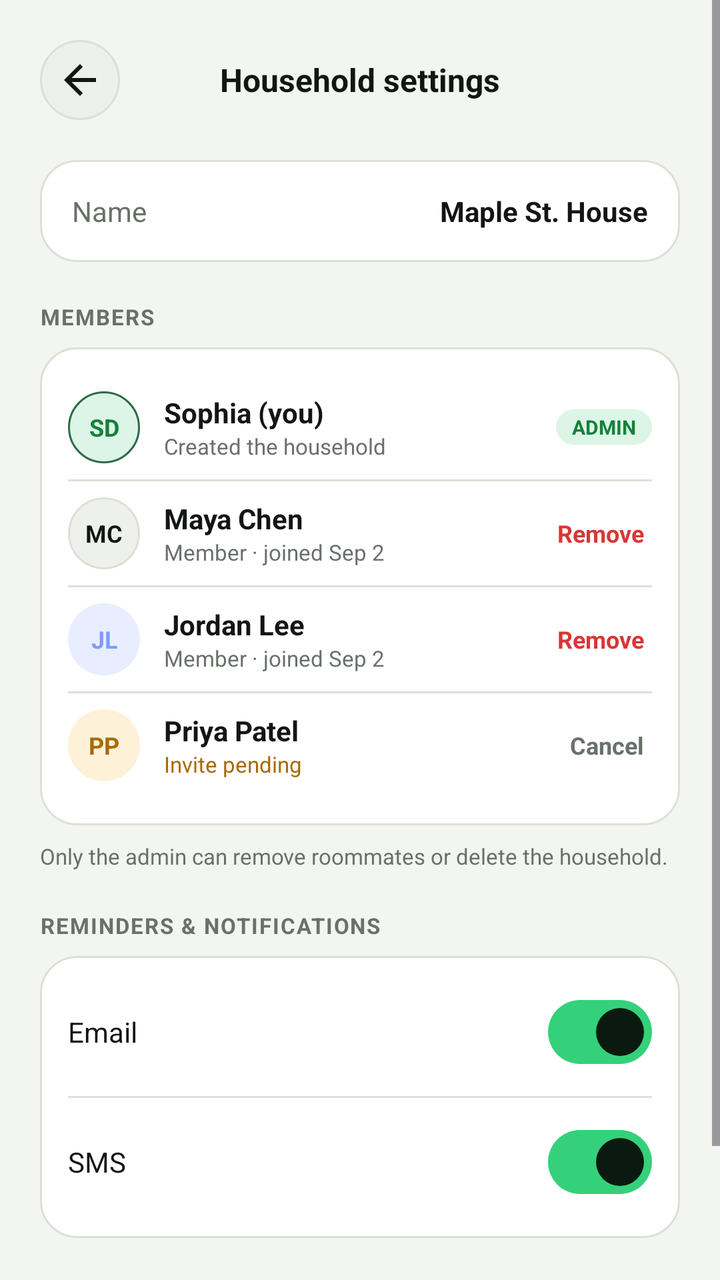
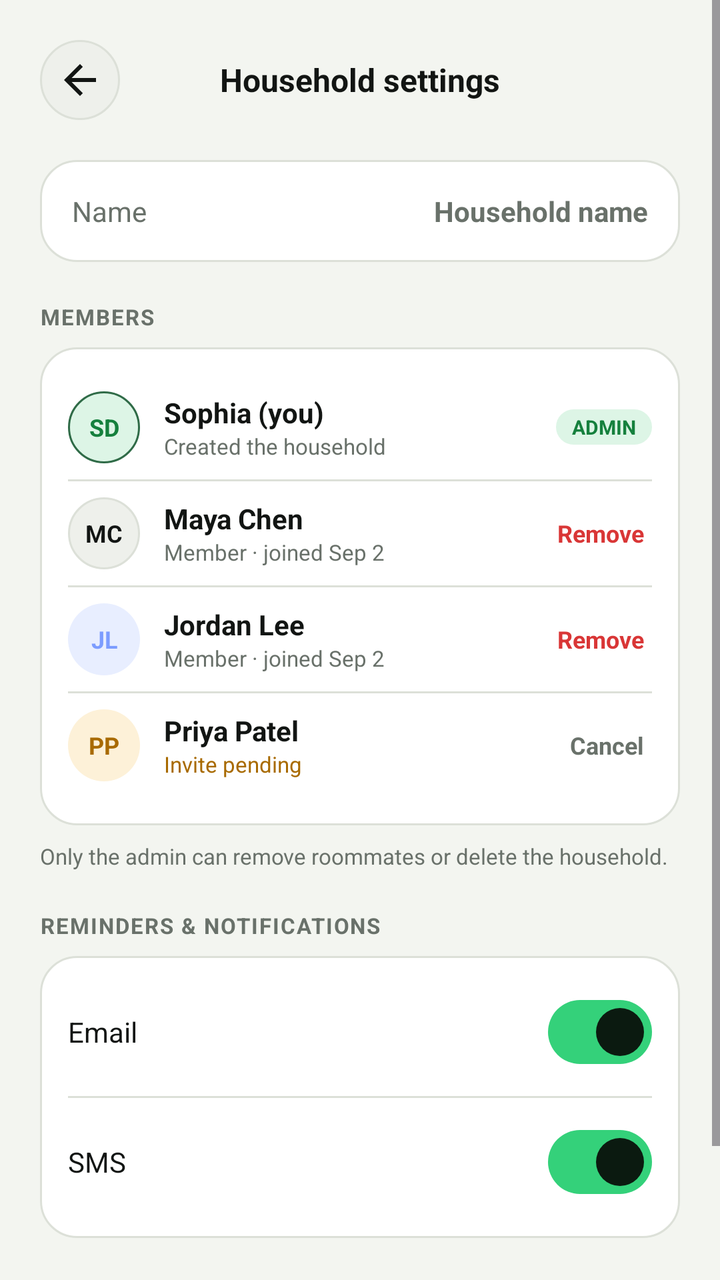

Screens rendered from an Android XML layout before and after an edit, with the pre-edit source and the edit as a unified diff.
<!-- AndroidManifest.xml: application theme Theme.SubGuard -->
<!-- res/layout/fragment_household_settings.xml -->
<?xml version="1.0" encoding="utf-8"?>
<ScrollView xmlns:android="http://schemas.android.com/apk/res/android"
    xmlns:app="http://schemas.android.com/apk/res-auto"
    android:layout_width="match_parent"
    android:layout_height="match_parent"
    android:background="@color/app_background"
    android:fillViewport="true">

    <LinearLayout
        android:layout_width="match_parent"
        android:layout_height="wrap_content"
        android:orientation="vertical"
        android:padding="20dp">

        
        <LinearLayout
            android:layout_width="match_parent"
            android:layout_height="wrap_content"
            android:gravity="center_vertical"
            android:orientation="horizontal">

            <ImageButton
                android:id="@+id/btn_back"
                android:layout_width="40dp"
                android:layout_height="40dp"
                android:background="@drawable/bg_circle_elevated"
                android:contentDescription="Back"
                android:src="@drawable/ic_arrow_back"
                app:tint="@color/text_primary" />

            <TextView
                android:layout_width="0dp"
                android:layout_height="wrap_content"
                android:layout_marginEnd="40dp"
                android:layout_weight="1"
                android:gravity="center"
                android:text="Household settings"
                android:textColor="@color/text_primary"
                android:textSize="16sp"
                android:textStyle="bold" />
        </LinearLayout>

        
        <LinearLayout
            android:layout_width="match_parent"
            android:layout_height="wrap_content"
            android:layout_marginTop="20dp"
            android:background="@drawable/bg_card_rounded"
            android:gravity="center_vertical"
            android:orientation="horizontal"
            android:padding="16dp">

            <TextView
                android:layout_width="wrap_content"
                android:layout_height="wrap_content"
                android:text="Name"
                android:textColor="@color/text_secondary"
                android:textSize="14sp" />

            <EditText
                android:id="@+id/et_household_name"
                android:layout_width="0dp"
                android:layout_height="wrap_content"
                android:layout_weight="1"
                android:background="@null"
                android:gravity="end"
                android:importantForAutofill="no"
                android:inputType="textCapWords"
                android:text="Maple St. House"
                android:textColor="@color/text_primary"
                android:textSize="14sp"
                android:textStyle="bold" />
        </LinearLayout>

        
        <TextView
            android:layout_width="match_parent"
            android:layout_height="wrap_content"
            android:layout_marginTop="20dp"
            android:letterSpacing="0.06"
            android:text="MEMBERS"
            android:textColor="@color/text_secondary"
            android:textSize="11sp"
            android:textStyle="bold" />

        <LinearLayout
            android:layout_width="match_parent"
            android:layout_height="wrap_content"
            android:layout_marginTop="8dp"
            android:background="@drawable/bg_card_rounded"
            android:orientation="vertical"
            android:padding="14dp">

            
            <LinearLayout
                android:layout_width="match_parent"
                android:layout_height="wrap_content"
                android:gravity="center_vertical"
                android:orientation="horizontal"
                android:paddingVertical="8dp">

                <TextView
                    android:layout_width="36dp"
                    android:layout_height="36dp"
                    android:background="@drawable/bg_circle_green"
                    android:gravity="center"
                    android:text="SD"
                    android:textColor="@color/accent_green_text"
                    android:textSize="12sp"
                    android:textStyle="bold" />

                <LinearLayout
                    android:layout_width="0dp"
                    android:layout_height="wrap_content"
                    android:layout_marginStart="12dp"
                    android:layout_weight="1"
                    android:orientation="vertical">

                    <TextView
                        android:layout_width="wrap_content"
                        android:layout_height="wrap_content"
                        android:text="Sophia (you)"
                        android:textColor="@color/text_primary"
                        android:textSize="14sp"
                        android:textStyle="bold" />

                    <TextView
                        android:layout_width="wrap_content"
                        android:layout_height="wrap_content"
                        android:text="Created the household"
                        android:textColor="@color/text_secondary"
                        android:textSize="11sp" />
                </LinearLayout>

                <TextView
                    android:layout_width="wrap_content"
                    android:layout_height="wrap_content"
                    android:background="@drawable/bg_pill_green"
                    android:paddingHorizontal="8dp"
                    android:paddingVertical="2dp"
                    android:text="ADMIN"
                    android:textColor="@color/accent_green_text"
                    android:textSize="10sp"
                    android:textStyle="bold" />
            </LinearLayout>

            <View
                android:layout_width="match_parent"
                android:layout_height="1dp"
                android:background="@color/card_border" />

            
            <LinearLayout
                android:layout_width="match_parent"
                android:layout_height="wrap_content"
                android:gravity="center_vertical"
                android:orientation="horizontal"
                android:paddingVertical="8dp">

                <TextView
                    android:layout_width="36dp"
                    android:layout_height="36dp"
                    android:background="@drawable/bg_circle_elevated"
                    android:gravity="center"
                    android:text="MC"
                    android:textColor="@color/text_primary"
                    android:textSize="12sp"
                    android:textStyle="bold" />

                <LinearLayout
                    android:layout_width="0dp"
                    android:layout_height="wrap_content"
                    android:layout_marginStart="12dp"
                    android:layout_weight="1"
                    android:orientation="vertical">

                    <TextView
                        android:layout_width="wrap_content"
                        android:layout_height="wrap_content"
                        android:text="Maya Chen"
                        android:textColor="@color/text_primary"
                        android:textSize="14sp"
                        android:textStyle="bold" />

                    <TextView
                        android:layout_width="wrap_content"
                        android:layout_height="wrap_content"
                        android:text="Member · joined Sep 2"
                        android:textColor="@color/text_secondary"
                        android:textSize="11sp" />
                </LinearLayout>

                <TextView
                    android:id="@+id/btn_remove_maya"
                    android:layout_width="wrap_content"
                    android:layout_height="wrap_content"
                    android:padding="4dp"
                    android:text="Remove"
                    android:textColor="@color/danger_red"
                    android:textSize="12sp"
                    android:textStyle="bold" />
            </LinearLayout>

            <View
                android:layout_width="match_parent"
                android:layout_height="1dp"
                android:background="@color/card_border" />

            
            <LinearLayout
                android:layout_width="match_parent"
                android:layout_height="wrap_content"
                android:gravity="center_vertical"
                android:orientation="horizontal"
                android:paddingVertical="8dp">

                <TextView
                    android:layout_width="36dp"
                    android:layout_height="36dp"
                    android:background="@drawable/bg_pill_blue"
                    android:gravity="center"
                    android:text="JL"
                    android:textColor="@color/accent_blue"
                    android:textSize="12sp"
                    android:textStyle="bold" />

                <LinearLayout
                    android:layout_width="0dp"
                    android:layout_height="wrap_content"
                    android:layout_marginStart="12dp"
                    android:layout_weight="1"
                    android:orientation="vertical">

                    <TextView
                        android:layout_width="wrap_content"
                        android:layout_height="wrap_content"
                        android:text="Jordan Lee"
                        android:textColor="@color/text_primary"
                        android:textSize="14sp"
                        android:textStyle="bold" />

                    <TextView
                        android:layout_width="wrap_content"
                        android:layout_height="wrap_content"
                        android:text="Member · joined Sep 2"
                        android:textColor="@color/text_secondary"
                        android:textSize="11sp" />
                </LinearLayout>

                <TextView
                    android:id="@+id/btn_remove_jordan"
                    android:layout_width="wrap_content"
                    android:layout_height="wrap_content"
                    android:padding="4dp"
                    android:text="Remove"
                    android:textColor="@color/danger_red"
                    android:textSize="12sp"
                    android:textStyle="bold" />
            </LinearLayout>

            <View
                android:layout_width="match_parent"
                android:layout_height="1dp"
                android:background="@color/card_border" />

            
            <LinearLayout
                android:layout_width="match_parent"
                android:layout_height="wrap_content"
                android:gravity="center_vertical"
                android:orientation="horizontal"
                android:paddingVertical="8dp">

                <TextView
                    android:layout_width="36dp"
                    android:layout_height="36dp"
                    android:background="@drawable/bg_pill_amber"
                    android:gravity="center"
                    android:text="PP"
                    android:textColor="@color/warning_amber"
                    android:textSize="12sp"
                    android:textStyle="bold" />

                <LinearLayout
                    android:layout_width="0dp"
                    android:layout_height="wrap_content"
                    android:layout_marginStart="12dp"
                    android:layout_weight="1"
                    android:orientation="vertical">

                    <TextView
                        android:layout_width="wrap_content"
                        android:layout_height="wrap_content"
                        android:text="Priya Patel"
                        android:textColor="@color/text_primary"
                        android:textSize="14sp"
                        android:textStyle="bold" />

                    <TextView
                        android:layout_width="wrap_content"
                        android:layout_height="wrap_content"
                        android:text="Invite pending"
                        android:textColor="@color/warning_amber"
                        android:textSize="11sp" />
                </LinearLayout>

                <TextView
                    android:id="@+id/btn_cancel_priya"
                    android:layout_width="wrap_content"
                    android:layout_height="wrap_content"
                    android:padding="4dp"
                    android:text="Cancel"
                    android:textColor="@color/text_secondary"
                    android:textSize="12sp"
                    android:textStyle="bold" />
            </LinearLayout>
        </LinearLayout>

        <TextView
            android:layout_width="match_parent"
            android:layout_height="wrap_content"
            android:layout_marginTop="8dp"
            android:text="Only the admin can remove roommates or delete the household."
            android:textColor="@color/text_secondary"
            android:textSize="11sp" />

        
        <TextView
            android:layout_width="match_parent"
            android:layout_height="wrap_content"
            android:layout_marginTop="20dp"
            android:letterSpacing="0.06"
            android:text="REMINDERS &amp; NOTIFICATIONS"
            android:textColor="@color/text_secondary"
            android:textSize="11sp"
            android:textStyle="bold" />

        <LinearLayout
            android:layout_width="match_parent"
            android:layout_height="wrap_content"
            android:layout_marginTop="8dp"
            android:background="@drawable/bg_card_rounded"
            android:orientation="vertical"
            android:padding="14dp">

            <LinearLayout
                android:layout_width="match_parent"
                android:layout_height="wrap_content"
                android:gravity="center_vertical"
                android:orientation="horizontal">

                <TextView
                    android:layout_width="0dp"
                    android:layout_height="wrap_content"
                    android:layout_weight="1"
                    android:text="Email"
                    android:textColor="@color/text_primary"
                    android:textSize="14sp" />

                <com.google.android.material.materialswitch.MaterialSwitch
                    android:id="@+id/switch_notify_email"
                    android:layout_width="wrap_content"
                    android:layout_height="wrap_content"
                    android:checked="true" />
            </LinearLayout>

            <View
                android:layout_width="match_parent"
                android:layout_height="1dp"
                android:layout_marginVertical="8dp"
                android:background="@color/card_border" />

            <LinearLayout
                android:layout_width="match_parent"
                android:layout_height="wrap_content"
                android:gravity="center_vertical"
                android:orientation="horizontal">

                <TextView
                    android:layout_width="0dp"
                    android:layout_height="wrap_content"
                    android:layout_weight="1"
                    android:text="SMS"
                    android:textColor="@color/text_primary"
                    android:textSize="14sp" />

                <com.google.android.material.materialswitch.MaterialSwitch
                    android:id="@+id/switch_notify_sms"
                    android:layout_width="wrap_content"
                    android:layout_height="wrap_content"
                    android:checked="true" />
            </LinearLayout>
        </LinearLayout>

        <Space
            android:layout_width="match_parent"
            android:layout_height="0dp"
            android:layout_weight="1" />

        <com.google.android.material.button.MaterialButton
            android:id="@+id/btn_delete_household"
            style="@style/Widget.Material3.Button.OutlinedButton"
            android:layout_width="match_parent"
            android:layout_height="52dp"
            android:layout_marginTop="24dp"
            android:text="Delete household"
            android:textAllCaps="false"
            android:textColor="@color/danger_red"
            android:textSize="15sp"
            android:textStyle="bold"
            app:backgroundTint="@color/danger_surface"
            app:cornerRadius="14dp"
            app:strokeColor="@color/danger_red" />

    </LinearLayout>
</ScrollView>
<!-- resources referenced by this layout -->
<resources>
  <color name="accent_blue">#7C9CFF</color>
  <color name="accent_green_text">#15803D</color>
  <color name="app_background">#F3F5F0</color>
  <color name="card_border">#DCE0D8</color>
  <color name="danger_red">#D93636</color>
  <color name="danger_surface">#FDE4E2</color>
  <color name="text_primary">#121513</color>
  <color name="text_secondary">#69716A</color>
  <color name="warning_amber">#A86A00</color>
  <!-- drawable bg_card_rounded (drawable) -->
  <?xml version="1.0" encoding="utf-8"?>
  <shape xmlns:android="http://schemas.android.com/apk/res/android"
      android:shape="rectangle">
      <solid android:color="@color/card_background" />
      <corners android:radius="18dp" />
      <stroke
          android:width="1dp"
          android:color="@color/card_border" />
  </shape>
  <!-- drawable bg_circle_elevated (drawable) -->
  <?xml version="1.0" encoding="utf-8"?>
  <shape xmlns:android="http://schemas.android.com/apk/res/android"
      android:shape="oval">
      <solid android:color="@color/surface_elevated" />
      <stroke
          android:width="1dp"
          android:color="@color/card_border" />
  </shape>
  <!-- drawable bg_circle_green (drawable) -->
  <?xml version="1.0" encoding="utf-8"?>
  <shape xmlns:android="http://schemas.android.com/apk/res/android"
      android:shape="oval">
      <solid android:color="@color/green_surface" />
      <stroke
          android:width="1dp"
          android:color="@color/green_border" />
  </shape>
  <!-- drawable bg_pill_amber (drawable) -->
  <?xml version="1.0" encoding="utf-8"?>
  <shape xmlns:android="http://schemas.android.com/apk/res/android"
      android:shape="rectangle">
      <solid android:color="@color/warning_surface" />
      <corners android:radius="999dp" />
  </shape>
  <!-- drawable bg_pill_blue (drawable) -->
  <?xml version="1.0" encoding="utf-8"?>
  <shape xmlns:android="http://schemas.android.com/apk/res/android"
      android:shape="rectangle">
      <solid android:color="@color/blue_surface" />
      <corners android:radius="999dp" />
  </shape>
  <!-- drawable bg_pill_green (drawable) -->
  <?xml version="1.0" encoding="utf-8"?>
  <shape xmlns:android="http://schemas.android.com/apk/res/android"
      android:shape="rectangle">
      <solid android:color="@color/green_surface" />
      <corners android:radius="999dp" />
  </shape>
  <!-- drawable ic_arrow_back (drawable) -->
  <?xml version="1.0" encoding="utf-8"?>
  <vector xmlns:android="http://schemas.android.com/apk/res/android"
      android:width="24dp"
      android:height="24dp"
      android:viewportWidth="24"
      android:viewportHeight="24">
      <path
          android:fillColor="#FFFFFFFF"
          android:pathData="M20,11H7.83l5.59,-5.59L12,4l-8,8 8,8 1.41,-1.41L7.83,13H20v-2z" />
  </vector>
  <style name="Theme.SubGuard" parent="Base.Theme.SubGuard" />
  <color name="card_background">#FFFFFF</color>
  <color name="surface_elevated">#EEF0EB</color>
  <color name="green_surface">#DDF5E6</color>
  <color name="green_border">#2F6B47</color>
  <color name="warning_surface">#FDF1D8</color>
  <color name="blue_surface">#E8EEFF</color>
  <style name="Base.Theme.SubGuard" parent="Theme.Material3.DayNight.NoActionBar">
          <item name="colorPrimary">@color/primary_green</item>
          <item name="colorOnPrimary">@color/button_on_green</item>
          <item name="android:statusBarColor">@color/app_background</item>
          <item name="android:navigationBarColor">@color/card_background</item>
          <item name="android:windowBackground">@color/app_background</item>
      </style>
  <color name="primary_green">#34D17A</color>
  <color name="button_on_green">#0B1A10</color>
</resources>

<!-- the commit's change to res/layout/fragment_household_settings.xml (unified diff, before → after) -->
@@ -64,10 +64,11 @@
                 android:layout_weight="1"
                 android:background="@null"
                 android:gravity="end"
+                android:hint="Household name"
                 android:importantForAutofill="no"
                 android:inputType="textCapWords"
-                android:text="Maple St. House"
                 android:textColor="@color/text_primary"
+                android:textColorHint="@color/text_secondary"
                 android:textSize="14sp"
                 android:textStyle="bold" />
         </LinearLayout>
